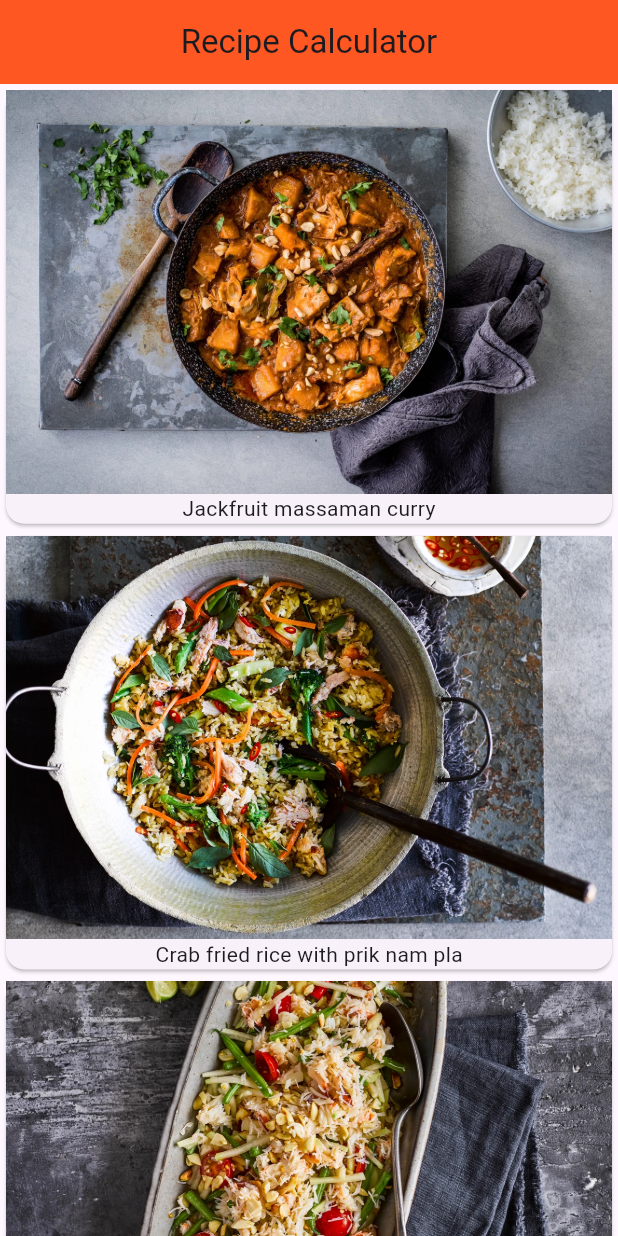
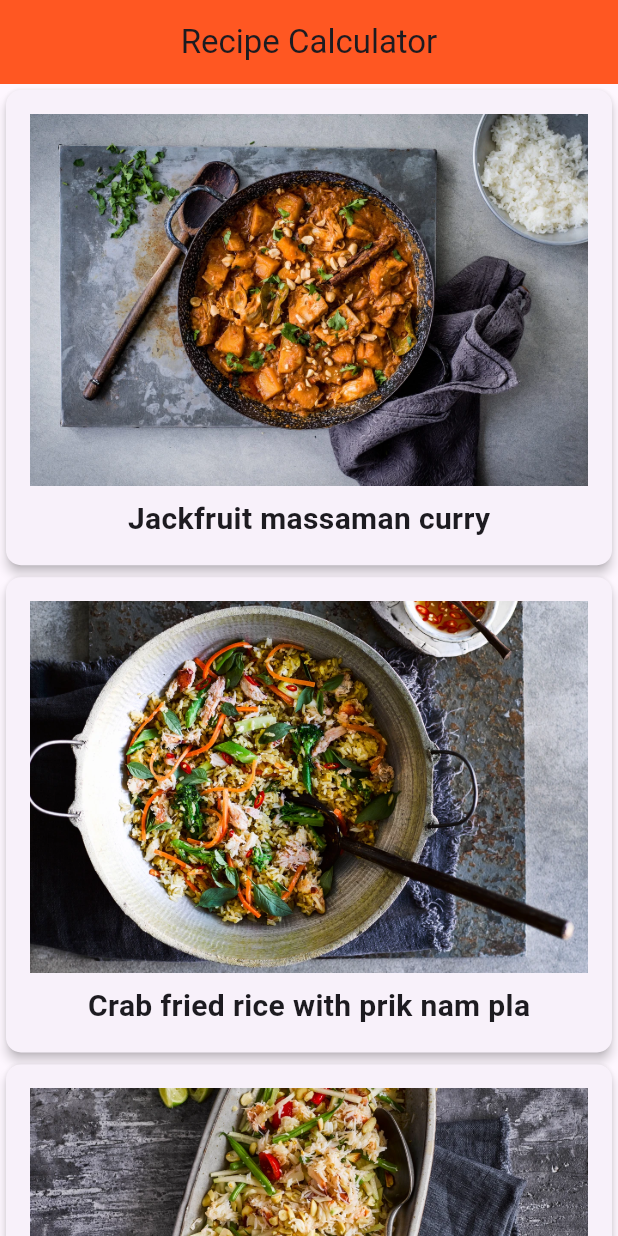
Before and after one commit to NoppharutO151/flutter_application_1, a Flutter app: the screen it shows after launch, on a phone screen of 412 x 824 dp. Run offline on Flutter 3.47's test engine with Material 3 defaults, Android fonts, the phone set to English and light mode, and no system bars; Roboto replaces fonts that are missing (Palatino).

Commit message:
Recipe_deetail And Use GoogleFont

```diff
--- a/lib/main.dart
+++ b/lib/main.dart
@@ -1,5 +1,6 @@
 import 'package:flutter/material.dart';
 import 'package:flutter_application_1/model/recipe.dart';
+import 'package:flutter_application_1/recipe_detail.dart';
 
 void main() {
   runApp(const RecipeApp());
@@ -52,7 +53,20 @@ class _MyHomePageState extends State<MyHomePage> {
         child: Container(
           child: ListView.builder(
             itemBuilder: (BuildContext context, int index) {
-              return buildRecipeCard(Recipe.samples[index]);
+              return GestureDetector(
+                onTap: () {
+                  // Handle tap event here
+                  //print((Recipe.samples[index].imgLabel));
+                  Navigator.push(
+                    context,
+                    MaterialPageRoute(
+                      builder: (context) =>
+                          RecipeDetail(recipe: Recipe.samples[index]),
+                    ),
+                  );
+                },
+                child: buildRecipeCard(Recipe.samples[index]),
+              );
             },
             itemCount: Recipe.samples.length,
           ),
@@ -63,11 +77,24 @@ class _MyHomePageState extends State<MyHomePage> {
 
   Widget buildRecipeCard(Recipe recipe) {
     return Card(
-      child: Column(
-        children: <Widget>[
-          Image(image: AssetImage(recipe.imageUrl)),
-          Text(recipe.imgLabel),
-        ],
+      elevation: 3.0,
+      shape: RoundedRectangleBorder(borderRadius: BorderRadius.circular(10.0)),
+      child: Padding(
+        padding: const EdgeInsets.all(16.0),
+        child: Column(
+          children: <Widget>[
+            Image(image: AssetImage(recipe.imageUrl)),
+            SizedBox(height: 8.0),
+            Text(
+              recipe.imgLabel,
+              style: const TextStyle(
+                fontSize: 20.0,
+                fontWeight: FontWeight.w700,
+                fontFamily: 'Palatino',
+              ),
+            ),
+          ],
+        ),
       ),
     );
   }
--- a/lib/model/recipe.dart
+++ b/lib/model/recipe.dart
@@ -1,14 +1,16 @@
 class Recipe {
   String imgLabel; // Label for the image
   String imageUrl; // URL of the image
+  String imageDetail; // Detail description of the image
 
-  Recipe(this.imageUrl, this.imgLabel);
+  Recipe(this.imageUrl, this.imgLabel, this.imageDetail);
   static List<Recipe> samples =
   [
-   Recipe('assets/images/images01.webp', 'Jackfruit massaman curry'),
-   Recipe('assets/images/images02.webp', 'Crab fried rice with prik nam pla'),
-   Recipe('assets/images/images03.webp', 'Kohlrabi and crab salad'),
-   Recipe('assets/images/images04.webp','Crying tiger beef salad (yum nua seua rong hai)'),
+   Recipe('assets/images/images01.webp', 'Jackfruit massaman curry', 'A tin of jackfruit (which you can pick up at almost any supermarket) is the magic ingredient in this vegan massaman curry, served with salted peanuts.'),
+   Recipe('assets/images/images02.webp', 'Crab fried rice with prik nam pla', 'Spice up your rice with crab, broccoli and prik nam pla – a punchy Thai-style dipping sauce.'),
+   Recipe('assets/images/images03.webp', 'Kohlrabi and crab salad', 'Check out our punchy Thai-style recipe with white crabmeat and kohlrabi. This simple salad is easy to make, low in calories and ready in just 15 minutes.'),
+   Recipe('assets/images/images04.webp','Crying tiger beef salad (yum nua seua rong hai)',
+   'Enjoy the bold, spicy and tangy flavours of crying tiger beef salad, a Thai special-occasion dish. Tender grilled sirloin sits on crisp lettuce, dressed with a zesty lime and chilli sauce.'),
   ];
 
  }
```
Also changed, not shown: lib/recipe_detail.dart (added, +35 -0 lines), pubspec.yaml (+9 -1 lines), assets/fonts/HennyPenny-Regular.ttf (added), assets/fonts/SchoolbellRegular.ttf (added), 1 other file.
